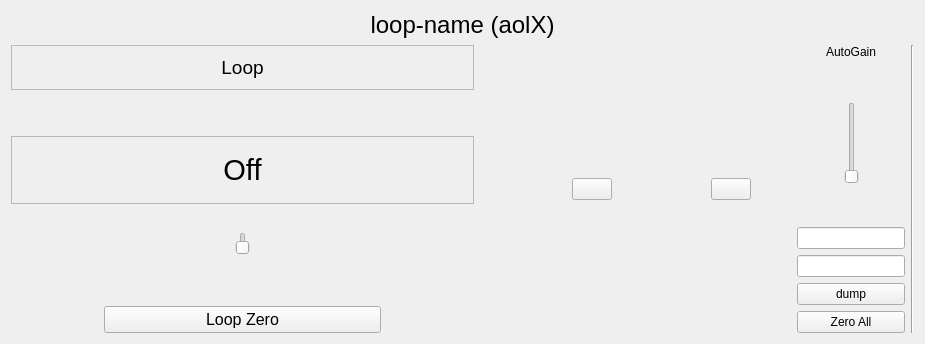
The window that gui/widgets/loopCtrl/loopCtrl.ui (uasal/MagAOX-scoob) describes before a commit, drawn with Qt 5.
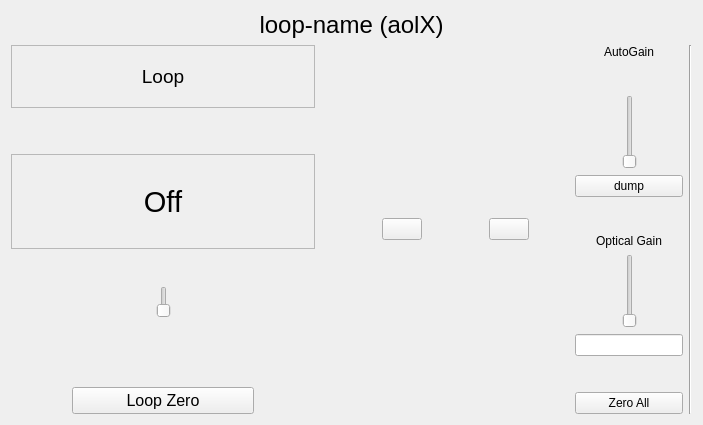
The same window after the commit. Icons and pictures are not drawn. Custom widgets are drawn as their Qt base class.

Commit message: added optical gain tracking to loopCtrlGui

```diff
--- a/gui/widgets/loopCtrl/loopCtrl.ui
+++ b/gui/widgets/loopCtrl/loopCtrl.ui
@@ -6,8 +6,8 @@
    <rect>
     <x>0</x>
     <y>0</y>
-    <width>925</width>
-    <height>344</height>
+    <width>703</width>
+    <height>425</height>
    </rect>
   </property>
   <property name="windowTitle">
@@ -314,25 +314,6 @@
            </item>
           </layout>
          </item>
-         <item>
-          <spacer name="verticalSpacer_9">
-           <property name="orientation">
-            <enum>Qt::Vertical</enum>
-           </property>
-           <property name="sizeHint" stdset="0">
-            <size>
-             <width>20</width>
-             <height>40</height>
-            </size>
-           </property>
-          </spacer>
-         </item>
-         <item>
-          <widget class="xqt::statusEntry" name="opticalGain"/>
-         </item>
-         <item>
-          <widget class="xqt::statusEntry" name="gainGain"/>
-         </item>
          <item>
           <widget class="QPushButton" name="button_autoGainDump">
            <property name="text">
@@ -340,6 +321,78 @@
            </property>
           </widget>
          </item>
+         <item>
+          <spacer name="verticalSpacer_9">
+           <property name="orientation">
+            <enum>Qt::Vertical</enum>
+           </property>
+           <property name="sizeHint" stdset="0">
+            <size>
+             <width>20</width>
+             <height>40</height>
+            </size>
+           </property>
+          </spacer>
+         </item>
+         <item>
+          <widget class="QLabel" name="label_trackog">
+           <property name="text">
+            <string>Optical Gain</string>
+           </property>
+           <property name="alignment">
+            <set>Qt::AlignCenter</set>
+           </property>
+          </widget>
+         </item>
+         <item>
+          <layout class="QHBoxLayout" name="horizontalLayout_3">
+           <item>
+            <spacer name="horizontalSpacer_10">
+             <property name="orientation">
+              <enum>Qt::Horizontal</enum>
+             </property>
+             <property name="sizeHint" stdset="0">
+              <size>
+               <width>0</width>
+               <height>0</height>
+              </size>
+             </property>
+            </spacer>
+           </item>
+           <item>
+            <widget class="xqt::toggleSlider" name="slider_trackog"/>
+           </item>
+           <item>
+            <spacer name="horizontalSpacer_11">
+             <property name="orientation">
+              <enum>Qt::Horizontal</enum>
+             </property>
+             <property name="sizeHint" stdset="0">
+              <size>
+               <width>0</width>
+               <height>0</height>
+              </size>
+             </property>
+            </spacer>
+           </item>
+          </layout>
+         </item>
+         <item>
+          <widget class="xqt::statusEntry" name="opticalGain"/>
+         </item>
+         <item>
+          <spacer name="verticalSpacer_4">
+           <property name="orientation">
+            <enum>Qt::Vertical</enum>
+           </property>
+           <property name="sizeHint" stdset="0">
+            <size>
+             <width>20</width>
+             <height>40</height>
+            </size>
+           </property>
+          </spacer>
+         </item>
          <item>
           <widget class="QPushButton" name="button_zeroall">
            <property name="text">
```
The commit also changes 1 other file.
